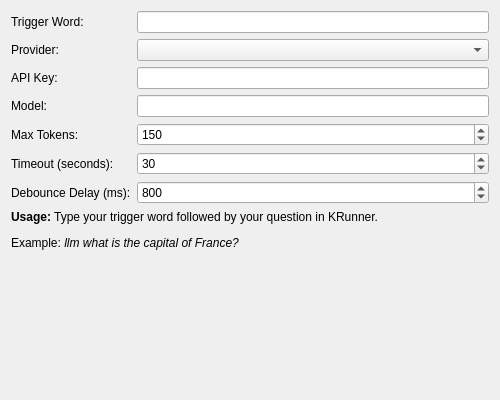
Old version of the form src/llmconfig.ui in the repository archishmannag/trunner.
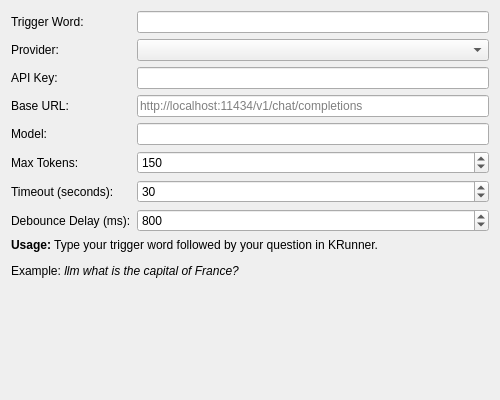
New version of the form.

Commit message: Fix: Resolve overlapping rows in configuration UI

```diff
--- a/src/llmconfig.ui
+++ b/src/llmconfig.ui
@@ -57,27 +57,44 @@
     </widget>
    </item>
    <item row="3" column="0">
+    <widget class="QLabel" name="baseUrlLabel">
+     <property name="text">
+      <string>Base URL:</string>
+     </property>
+    </widget>
+   </item>
+   <item row="3" column="1">
+    <widget class="QLineEdit" name="baseUrlEdit">
+     <property name="placeholderText">
+      <string>http://localhost:11434/v1/chat/completions</string>
+     </property>
+     <property name="toolTip">
+      <string>API endpoint URL (only for Local LLM)</string>
+     </property>
+    </widget>
+   </item>
+   <item row="4" column="0">
     <widget class="QLabel" name="modelLabel">
      <property name="text">
       <string>Model:</string>
      </property>
     </widget>
    </item>
-   <item row="3" column="1">
+   <item row="4" column="1">
     <widget class="QLineEdit" name="modelEdit">
      <property name="toolTip">
       <string>The model to use (e.g., gpt-4, claude-3-5-sonnet-20241022)</string>
      </property>
     </widget>
    </item>
-   <item row="4" column="0">
+   <item row="5" column="0">
     <widget class="QLabel" name="maxTokensLabel">
      <property name="text">
       <string>Max Tokens:</string>
      </property>
     </widget>
    </item>
-   <item row="4" column="1">
+   <item row="5" column="1">
     <widget class="QSpinBox" name="maxTokensSpin">
      <property name="minimum">
       <number>50</number>
@@ -93,14 +110,14 @@
      </property>
     </widget>
    </item>
-   <item row="5" column="0">
+   <item row="6" column="0">
     <widget class="QLabel" name="timeoutLabel">
      <property name="text">
       <string>Timeout (seconds):</string>
      </property>
     </widget>
    </item>
-   <item row="5" column="1">
+   <item row="6" column="1">
     <widget class="QSpinBox" name="timeoutSpin">
      <property name="minimum">
       <number>5</number>
@@ -116,14 +133,14 @@
      </property>
     </widget>
    </item>
-   <item row="6" column="0">
+   <item row="7" column="0">
     <widget class="QLabel" name="debounceDelayLabel">
      <property name="text">
       <string>Debounce Delay (ms):</string>
      </property>
     </widget>
    </item>
-   <item row="6" column="1">
+   <item row="7" column="1">
     <widget class="QSpinBox" name="debounceDelaySpin">
      <property name="minimum">
       <number>0</number>
@@ -139,7 +156,7 @@
      </property>
     </widget>
    </item>
-   <item row="7" column="0" colspan="2">
+   <item row="8" column="0" colspan="2">
     <widget class="QLabel" name="infoLabel">
      <property name="text">
       <string>&lt;html&gt;&lt;body&gt;&lt;p&gt;&lt;b&gt;Usage:&lt;/b&gt; Type your trigger word followed by your question in KRunner.&lt;/p&gt;&lt;p&gt;Example: &lt;i&gt;llm what is the capital of France?&lt;/i&gt;&lt;/p&gt;&lt;/body&gt;&lt;/html&gt;</string>
```
